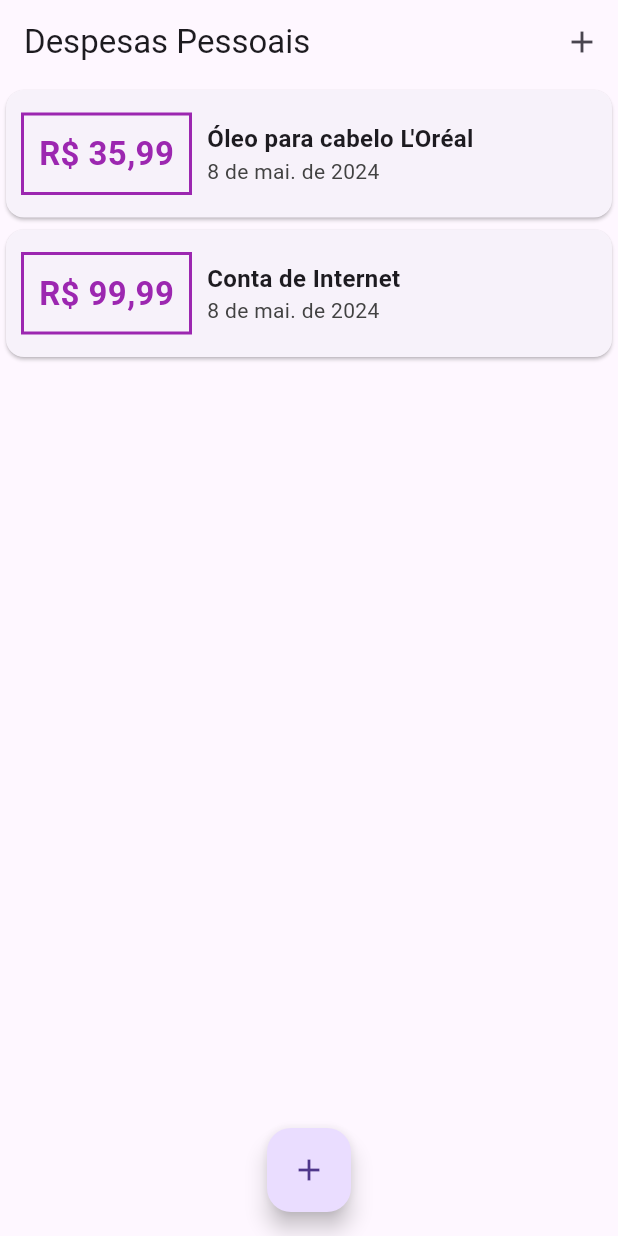
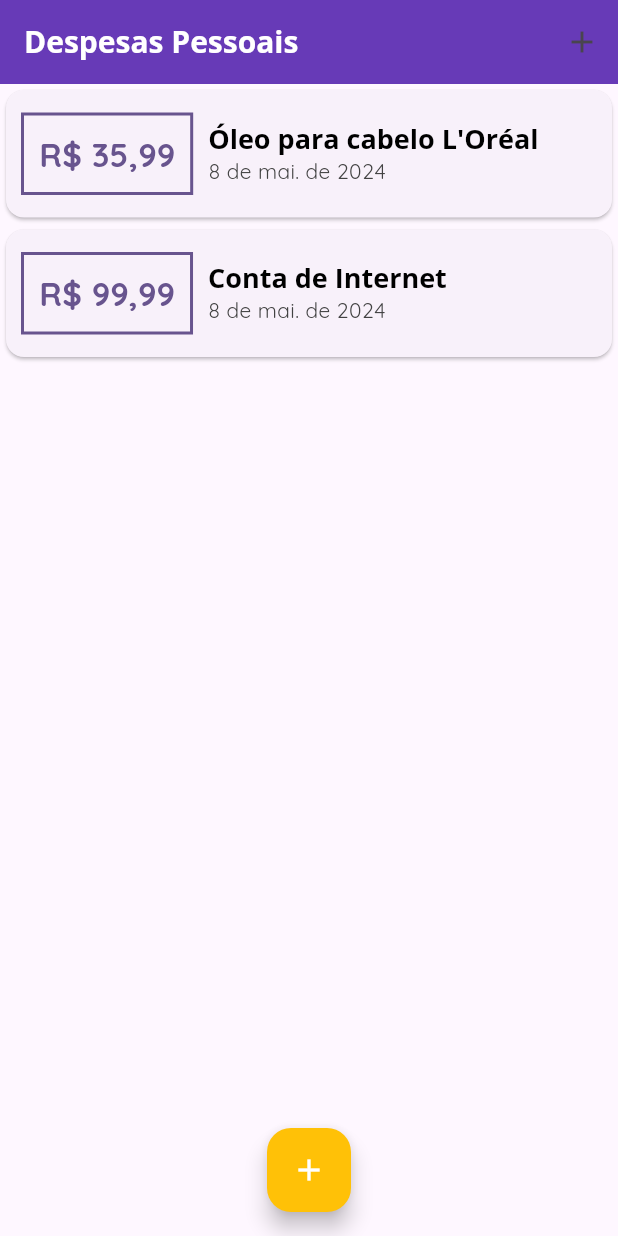
Before and after one commit to tarcisiomesquita/expenses_app, a Flutter app: the screen it shows after launch, on a phone screen of 412 x 824 dp. Run offline on Flutter 3.47's test engine with Material 3 defaults, Android fonts, the phone set to English and light mode, and no system bars.

Commit message:
aplicação de estilo com tema e utilização de fontes personalizadas

```diff
--- a/lib/components/transaction_list.dart
+++ b/lib/components/transaction_list.dart
@@ -27,17 +27,17 @@ class TransactionList extends StatelessWidget {
                   ),
                   decoration: BoxDecoration(
                     border: Border.all(
-                      color: Colors.purple,
+                      color: Theme.of(context).colorScheme.primary,
                       width: 2,
                     ),
                   ),
                   padding: const EdgeInsets.all(10),
                   child: Text(
                     formatCurrency(transaction.value),
-                    style: const TextStyle(
+                    style: TextStyle(
                       fontWeight: FontWeight.bold,
                       fontSize: 22,
-                      color: Colors.purple,
+                      color: Theme.of(context).colorScheme.primary,
                     ),
                   ),
                 ),
@@ -46,10 +46,7 @@ class TransactionList extends StatelessWidget {
                   children: [
                     Text(
                       transaction.title,
-                      style: const TextStyle(
-                        fontWeight: FontWeight.bold,
-                        fontSize: 16,
-                      ),
+                      style: Theme.of(context).textTheme.titleLarge,
                     ),
                     Text(
                       formatDate(transaction.date),
--- a/lib/main.dart
+++ b/lib/main.dart
@@ -1,5 +1,4 @@
 import 'dart:math';
-
 import 'package:expenses_app/components/transaction_form.dart';
 import 'package:expenses_app/components/transaction_list.dart';
 import 'package:expenses_app/models/transaction.dart';
@@ -18,10 +17,42 @@ class ExpensesApp extends StatelessWidget {
 
   @override
   Widget build(BuildContext context) {
+    final ThemeData myTheme = ThemeData(
+      useMaterial3: true,
+      fontFamily: 'QuickSand',
+      colorScheme: ColorScheme.fromSeed(
+        seedColor: Colors.deepPurple,
+        secondary: Colors.amber,
+        // onSecondary: Colors.red,
+      ),
+      textTheme: const TextTheme().copyWith(
+        titleLarge: const TextStyle(
+          fontFamily: 'OpenSans',
+          fontSize: 18,
+          fontWeight: FontWeight.bold,
+          color: Colors.black,
+        ),
+      ),
+      appBarTheme: const AppBarTheme(
+        backgroundColor: Colors.deepPurple,
+        titleTextStyle: TextStyle(
+          fontFamily: 'OpenSans',
+          fontSize: 20,
+          fontWeight: FontWeight.bold,
+        ),
+      ),
+      floatingActionButtonTheme: const FloatingActionButtonThemeData(
+        backgroundColor: Colors.amber,
+        foregroundColor: Colors.white,
+      ),
+    );
+
     Intl.defaultLocale = 'pt_BR';
     initializeDateFormatting('pt_BR', null);
-    return const MaterialApp(
-      home: MyHomePage(),
+
+    return MaterialApp(
+      theme: myTheme,
+      home: const MyHomePage(),
     );
   }
 }
@@ -99,7 +130,9 @@ class _MyHomePageState extends State<MyHomePage> {
         onPressed: () {
           _openTransactionModal(context);
         },
-        child: const Icon(Icons.add),
+        child: const Icon(
+          Icons.add,
+        ),
       ),
       floatingActionButtonLocation: FloatingActionButtonLocation.centerFloat,
     );
```
Also changed, not shown: pubspec.yaml (+11 -11 lines), assets/fonts/OpenSans-Bold.ttf (added), assets/fonts/OpenSans-Regular.ttf (added), assets/fonts/Quicksand-Bold.ttf (added), assets/fonts/Quicksand-Regular.ttf (added).
